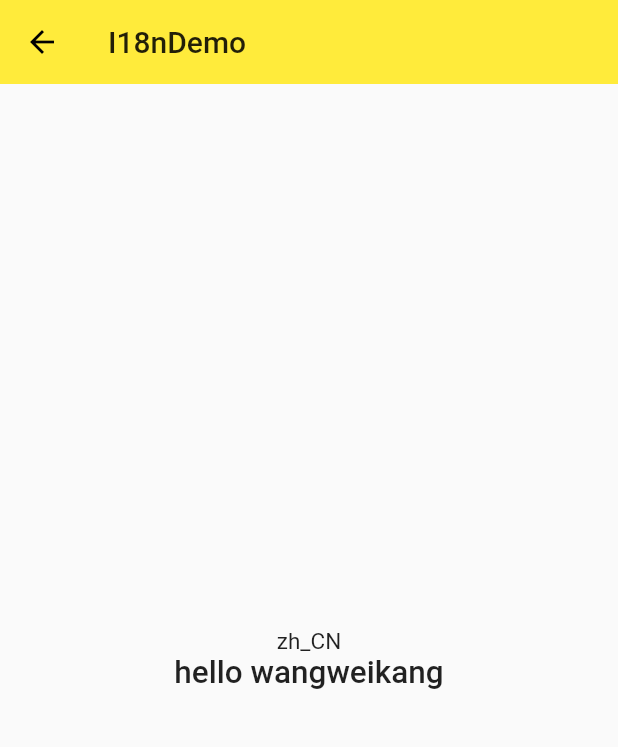
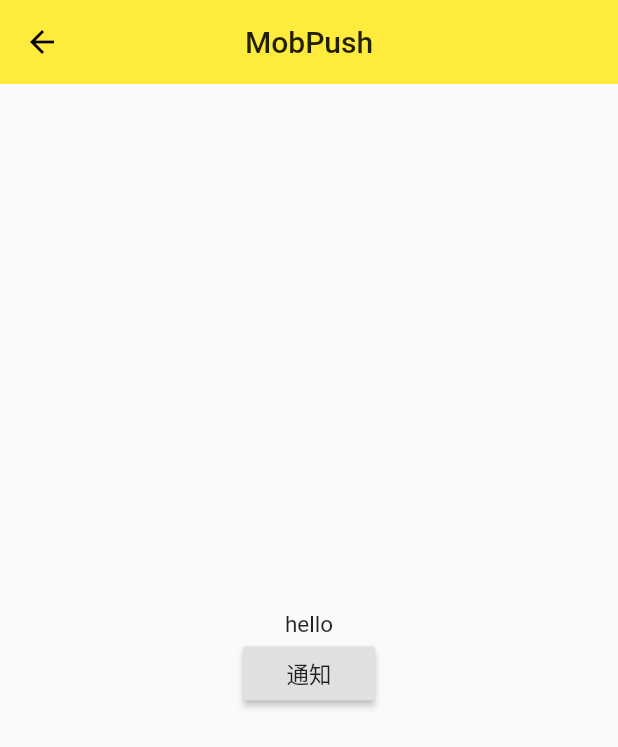
Before and after one commit to wwk007/Flutter_Study, a Flutter app: the screen it shows after launch, on a phone screen of 412 x 824 dp. Shown: the top 747 px of the screen. Run offline on Flutter 3.47's test engine with Material 2 defaults, Android fonts, the phone set to English and light mode, and no system bars; our stand-ins replace rxdart; missing offline and left inert: dart:ffi, mobpush_plugin.

Commit message:
study 17

```diff
--- a/lib/demo/mobpush/mobpush_demo.dart
+++ b/lib/demo/mobpush/mobpush_demo.dart
@@ -1 +1,101 @@
-//import 'package:mobpush_plugin/mobpush_plugin.dart';
+import 'package:flutter/material.dart';
+import 'package:flutter/services.dart';
+import 'package:mobpush_plugin/mobpush_plugin.dart';
+import 'notify_page.dart';
+import 'dart:io';
+
+class MobpushDemo extends StatefulWidget {
+  @override
+  _MobpushDemoState createState() => _MobpushDemoState();
+}
+
+class _MobpushDemoState extends State<MobpushDemo> {
+  String _sdkVersion = 'Unknown';
+  String _registrationId = 'Unknown';
+
+  void _onEvent(Object event) {
+    print('_onEvent');
+  }
+
+  void _onError(Object event) {
+    print('_onError');
+  }
+
+  Future<void> initPlatformState() async {
+    String sdkVersion;
+    try {
+      sdkVersion = await MobpushPlugin.getSDKVersion();
+    } on PlatformException {
+      sdkVersion = 'Failed to get platform version.';
+    }
+    try {
+      //获取注册Id
+      MobpushPlugin.getRegistrationId().then((Map<String, dynamic> ridMap) {
+        print(ridMap);
+        setState(() {
+          _registrationId = ridMap['res'].toString();
+          print('------>#### registrationId: ' + _registrationId);
+        });
+      });
+    } on PlatformException {
+      _registrationId = 'Failed to get registrationId.';
+    }
+    // If the widget was removed from the tree while the asynchronous platform
+    // message was in flight, we want to discard the reply rather than calling
+    // setState to update our non-existent appearance.
+    if (!mounted) return;
+
+    setState(() {
+      _sdkVersion = sdkVersion;
+    });
+  }
+
+  @override
+  void initState() {
+    // TODO: implement initState
+    super.initState();
+    initPlatformState();
+    //设置远程推送环境，向用户授权（仅 iOS）
+    if (Platform.isIOS) {
+      MobpushPlugin.setCustomNotification();
+      // 开发环境 false, 线上环境 true
+      MobpushPlugin.setAPNsForProduction(false);
+    }
+    //添加推送回调监听（接收自定义透传消息回调、接收通知消息回调、接收点击通知消息回调、接收别名或标签操作回调）
+    MobpushPlugin.addPushReceiver(_onEvent, _onError);
+    //设置隐私协议授权状态
+    MobpushPlugin.updatePrivacyPermissionStatus(true);
+    //设置通知栏icon
+  }
+
+  @override
+  Widget build(BuildContext context) {
+    return Scaffold(
+      appBar: AppBar(
+        title: Text('MobPush'),
+        elevation: 0.0,
+        centerTitle: true,
+      ),
+      body: Center(
+        child: Column(
+          mainAxisAlignment: MainAxisAlignment.center,
+          children: <Widget>[
+            Text('hello'),
+            RaisedButton(
+              child: Text('通知'),
+              onPressed: () {
+                setState(() {
+                  Navigator.push(
+                      context,
+                      new MaterialPageRoute(builder: (context) => new NotifyPage())
+                  );
+                });
+              },
+            ),
+          ],
+        ),
+
+      ),
+    );
+  }
+}
--- a/lib/main.dart
+++ b/lib/main.dart
@@ -1,5 +1,6 @@
 import 'package:flutter/material.dart';
 import 'package:flutter_localizations/flutter_localizations.dart';
+import 'package:mobpush_plugin/mobpush_plugin.dart';
 import './demo/bottom_navigation_bar_demo.dart';
 import './demo/drawer_demo.dart';
 import './demo/listview_demo.dart';
@@ -21,6 +22,7 @@ import 'demo/animation/animation_demo.dart';
 import 'demo/i18n/i18n_demo.dart';
 //import "demo/i18n/map/wangweikang_demo_localizations_demo.dart";
 import 'demo/i18n/intl/wangweikang_demo_localizations.dart';
+import 'demo/mobpush/mobpush_demo.dart';
 
 
 void main() => runApp(App());
@@ -50,7 +52,7 @@ class App extends StatelessWidget{
       //home :设置首页； appbar顶部工具栏
       //home: NavigatorDemo(),
       //初始路由
-      initialRoute: '/i18n',
+      initialRoute: '/mobpush',
       routes: {
         '/': (context) => Home(),
         '/about' : (context) =>  PageDemo(title: 'About',),
@@ -64,6 +66,7 @@ class App extends StatelessWidget{
         '/http' : (context) =>  HttpDemo(),
         '/animation' : (context) =>  AnimationDemo(),
         '/i18n' : (context) =>  I18nDemo(),
+        '/mobpush' : (context) =>  MobpushDemo(),
       },
       theme: ThemeData(
         //primarySwatch:主題顏色；頂部、底部导航栏颜色
--- a/pubspec.yaml
+++ b/pubspec.yaml
@@ -29,6 +29,7 @@ dependencies:
   http: ^0.12.2
   flutter_localizations:
     sdk: flutter
+  mobpush_plugin:
 
 
   # The following adds the Cupertino Icons font to your application.
```
Also changed, not shown: lib/demo/mobpush/notify_page.dart (added, +85 -0 lines), pubspec.lock, 4 other files.
